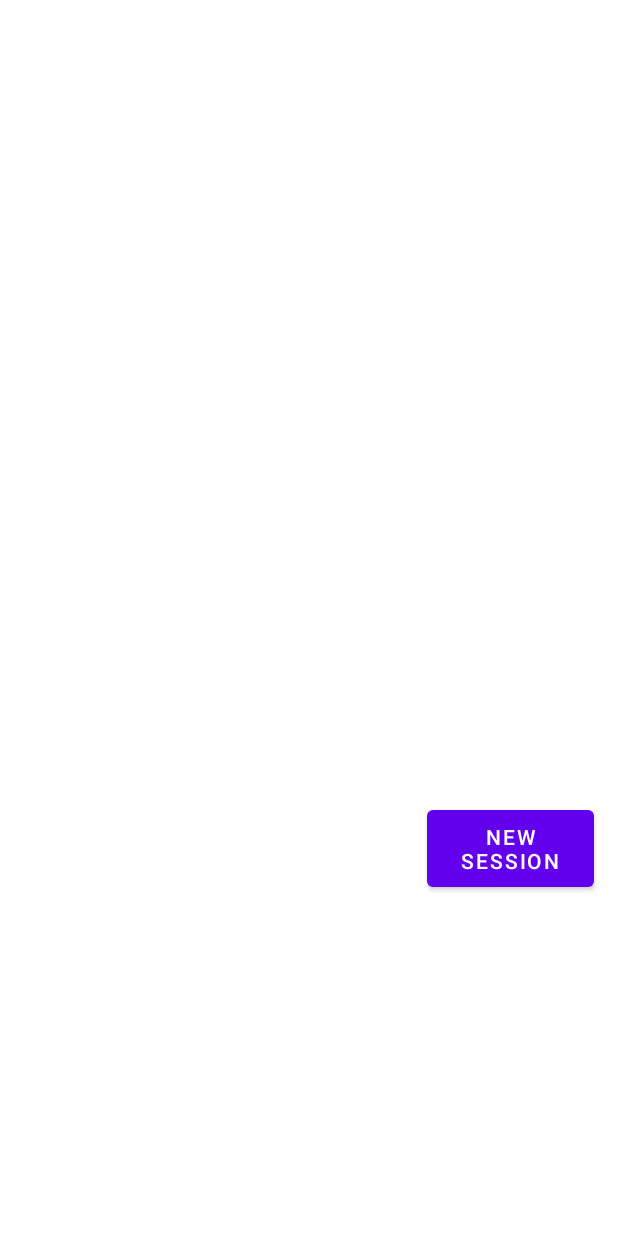
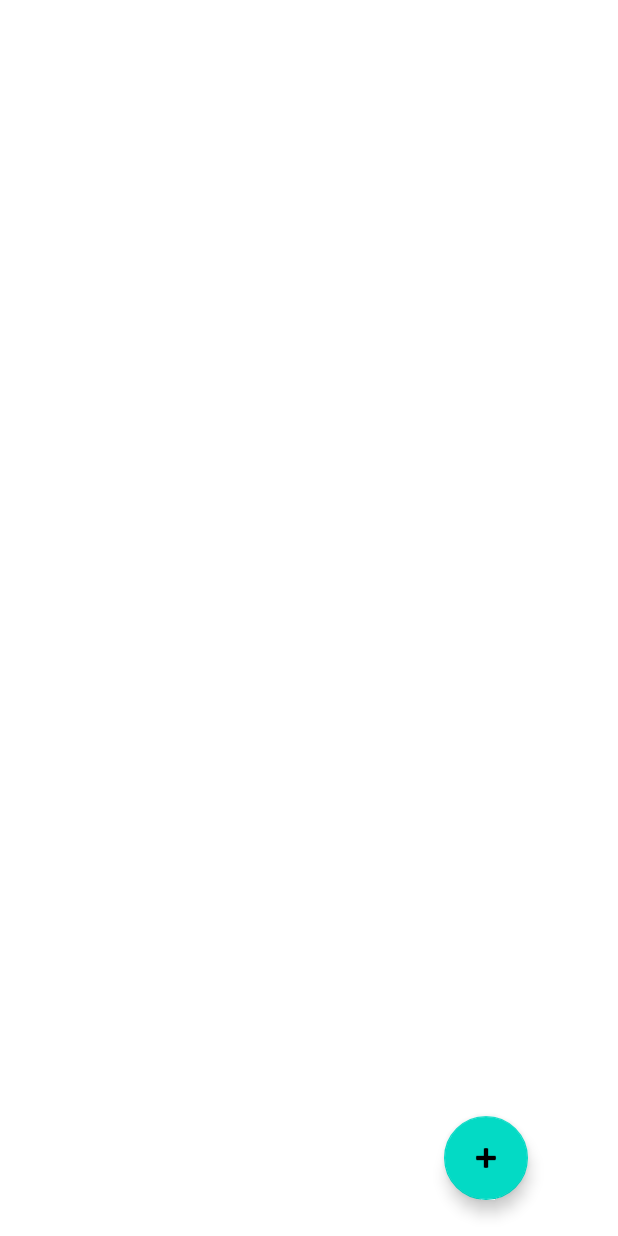
Before and after one commit to Rostin11/uek-dont-distract, an Android app: the layout activity_main.xml on its own in the app's theme, with its tools: preview values and no code run, on a phone screen of 412 x 824 dp. Run offline under Robolectric (Android 15) with nearby library versions, the phone set to English and light mode, and no system bars.

Commit message:
Refactor Button 'New Session'

```diff
--- a/app/build.gradle
+++ b/app/build.gradle
@@ -36,6 +36,9 @@ android {
     kotlinOptions {
         jvmTarget = '1.8'
     }
+    buildFeatures {
+        viewBinding true
+    }
 }
 
 dependencies {
@@ -44,6 +47,8 @@ dependencies {
     implementation 'androidx.appcompat:appcompat:1.3.1'
     implementation 'com.google.android.material:material:1.4.0'
     implementation 'androidx.constraintlayout:constraintlayout:2.1.2'
+    implementation 'androidx.navigation:navigation-fragment-ktx:2.3.5'
+    implementation 'androidx.navigation:navigation-ui-ktx:2.3.5'
     testImplementation 'junit:junit:4.+'
     androidTestImplementation 'androidx.test.ext:junit:1.1.3'
     androidTestImplementation 'androidx.test.espresso:espresso-core:3.4.0'
--- a/app/src/main/res/layout/activity_main.xml
+++ b/app/src/main/res/layout/activity_main.xml
@@ -6,16 +6,6 @@
     android:layout_height="match_parent"
     tools:context=".MainActivity">
 
-    <Button
-        android:id="@+id/button"
-        android:layout_width="111dp"
-        android:layout_height="63dp"
-        android:layout_marginTop="16dp"
-        android:layout_marginEnd="16dp"
-        android:onClick="addWorkingSession"
-        android:text="New Session"
-        app:layout_constraintEnd_toEndOf="parent"
-        app:layout_constraintTop_toBottomOf="@+id/sessionsOverview" />
 
     <LinearLayout
         android:id="@+id/sessionsOverview"
@@ -27,6 +17,20 @@
         android:orientation="vertical"
         app:layout_constraintEnd_toEndOf="parent"
         app:layout_constraintStart_toStartOf="parent"
-        app:layout_constraintTop_toTopOf="parent"></LinearLayout>
+        app:layout_constraintTop_toTopOf="parent">
+
+    </LinearLayout>
+
+    <com.google.android.material.floatingactionbutton.FloatingActionButton
+        android:id="@+id/addSession"
+        android:layout_width="wrap_content"
+        android:layout_height="wrap_content"
+        android:layout_gravity="bottom|end"
+        android:layout_marginEnd="60dp"
+        android:layout_marginBottom="24dp"
+        android:onClick="addWorkingSession"
+        app:layout_constraintBottom_toBottomOf="parent"
+        app:layout_constraintEnd_toEndOf="parent"
+        app:srcCompat="@android:drawable/ic_input_add" />
 
 </androidx.constraintlayout.widget.ConstraintLayout>
```
Also changed, not shown: app/src/main/res/values/strings.xml (+9 -0 lines), app/src/main/res/values/themes.xml (+9 -0 lines).
